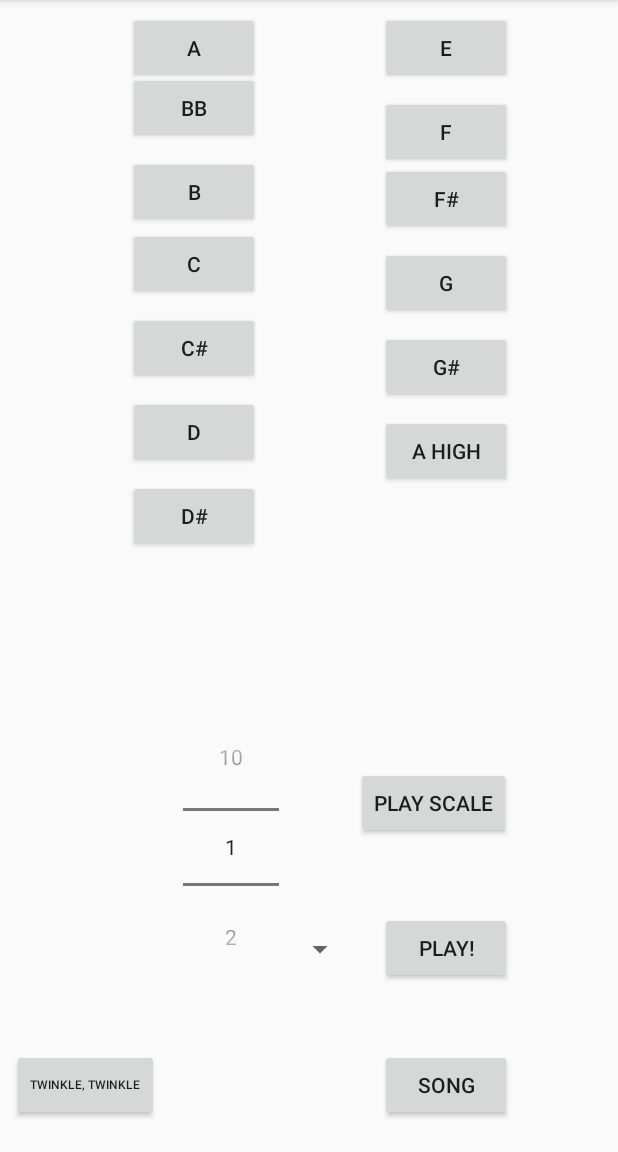
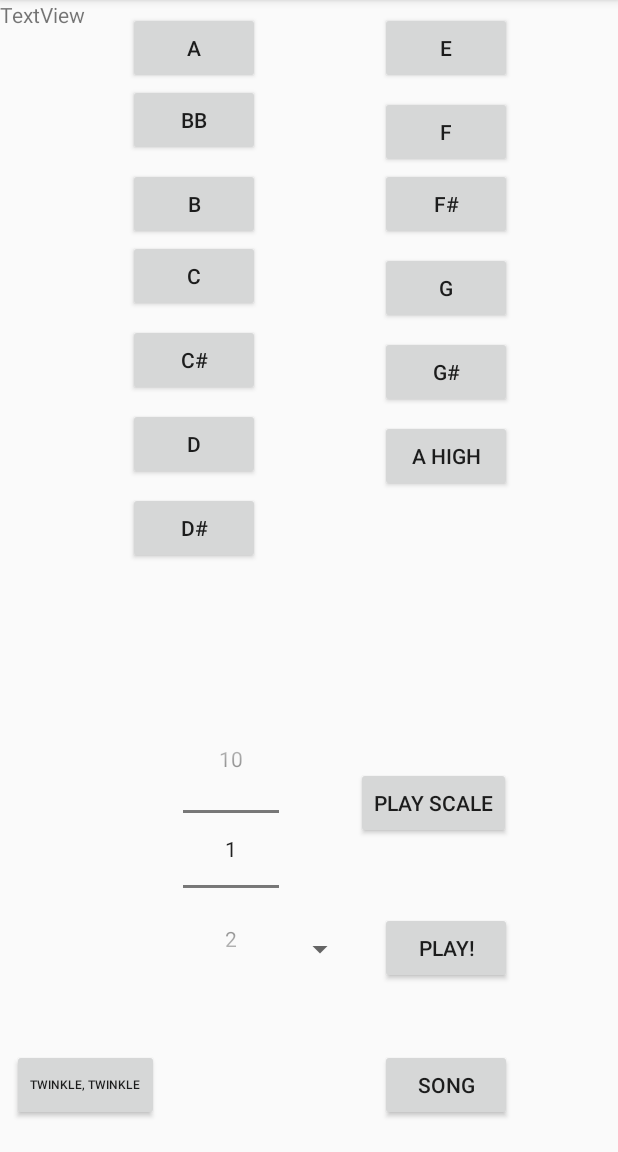
Before and after one commit to maylisw/MusicSynthesizer, an Android app: the screen it shows after launch (MainActivity), on a phone screen of 412 x 824 dp, the part 84-1236 px from its top. Run offline under Robolectric (Android 15) with nearby library versions, the light colour scheme and no system bars.

Commit message:
its a party in shorr

```diff
--- a/app/src/main/java/com/example/maylisw/musicsynthesizer/MainActivity.java
+++ b/app/src/main/java/com/example/maylisw/musicsynthesizer/MainActivity.java
@@ -172,12 +172,11 @@ public class MainActivity extends AppCompatActivity implements View.OnClickListe
     }
 
     private void playSongForMe() throws InterruptedException { //plays frere jacques
-        int t = 350;
+        int t = 400;
         for(int i=0; i<2;i++) {
             cNote.seekTo(0);
             cNote.start();
             Thread.sleep(t);
-
             dNote.seekTo(0);
             dNote.start();
             Thread.sleep(t);
--- a/app/src/main/res/layout/activity_main.xml
+++ b/app/src/main/res/layout/activity_main.xml
@@ -54,7 +54,6 @@
         app:layout_constraintRight_toRightOf="parent"
         android:layout_marginStart="8dp"
         android:layout_marginEnd="8dp"
-        android:layout_marginTop="-3dp"
         app:layout_constraintTop_toBottomOf="@+id/button_f" />
 
     <Button
@@ -123,7 +122,6 @@
         app:layout_constraintHorizontal_bias="0.25"
         android:layout_marginStart="8dp"
         android:layout_marginEnd="8dp"
-        android:layout_marginTop="-8dp"
         app:layout_constraintTop_toBottomOf="@+id/button_a" />
 
     <Button
@@ -154,7 +152,6 @@
         app:layout_constraintLeft_toLeftOf="parent"
         app:layout_constraintRight_toRightOf="parent"
         app:layout_constraintHorizontal_bias="0.25"
-        android:layout_marginTop="0dp"
         app:layout_constraintTop_toBottomOf="@+id/button_b"
         android:layout_marginStart="8dp"
         android:layout_marginEnd="8dp" />
@@ -261,7 +258,9 @@
         app:layout_constraintLeft_toLeftOf="parent"
         app:layout_constraintRight_toRightOf="parent"
         app:layout_constraintTop_toTopOf="parent"
-        app:layout_constraintVertical_bias="0.842" />
+        app:layout_constraintVertical_bias="0.842"
+        android:layout_marginStart="8dp"
+        android:layout_marginEnd="8dp" />
 
     <Button
         android:id="@+id/play_note"
@@ -278,7 +277,9 @@
         app:layout_constraintLeft_toLeftOf="parent"
         app:layout_constraintRight_toRightOf="parent"
         app:layout_constraintTop_toTopOf="parent"
-        app:layout_constraintVertical_bias="0.852" />
+        app:layout_constraintVertical_bias="0.852"
+        android:layout_marginStart="8dp"
+        android:layout_marginEnd="8dp" />
 
     <Button
         android:id="@+id/play_scale"
@@ -294,7 +295,9 @@
         app:layout_constraintLeft_toLeftOf="parent"
         app:layout_constraintRight_toRightOf="parent"
         app:layout_constraintTop_toTopOf="parent"
-        app:layout_constraintVertical_bias="0.715" />
+        app:layout_constraintVertical_bias="0.715"
+        android:layout_marginStart="8dp"
+        android:layout_marginEnd="8dp" />
 
     <Button
         android:id="@+id/twinkle_twinkle"
@@ -311,7 +314,9 @@
         app:layout_constraintLeft_toLeftOf="parent"
         app:layout_constraintRight_toRightOf="parent"
         app:layout_constraintTop_toTopOf="parent"
-        app:layout_constraintVertical_bias="0.982" />
+        app:layout_constraintVertical_bias="0.982"
+        android:layout_marginStart="8dp"
+        android:layout_marginEnd="8dp" />
 
     <Button
         android:id="@+id/song"
@@ -327,6 +332,24 @@
         app:layout_constraintLeft_toLeftOf="parent"
         app:layout_constraintRight_toRightOf="parent"
         app:layout_constraintTop_toTopOf="parent"
-        app:layout_constraintVertical_bias="0.982" />
+        app:layout_constraintVertical_bias="0.982"
+        android:layout_marginStart="8dp"
+        android:layout_marginEnd="8dp" />
+
+    <TextView
+        android:id="@+id/textView"
+        android:layout_width="wrap_content"
+        android:layout_height="wrap_content"
+        android:text="TextView"
+        tools:layout_editor_absoluteX="319dp"
+        tools:layout_editor_absoluteY="683dp" />
+
+    <android.support.constraint.ConstraintLayout
+        android:layout_width="0dp"
+        android:layout_height="431dp"
+        tools:layout_editor_absoluteX="16dp"
+        tools:layout_editor_absoluteY="16dp">
+
+    </android.support.constraint.ConstraintLayout>
 
 </android.support.constraint.ConstraintLayout>
```
